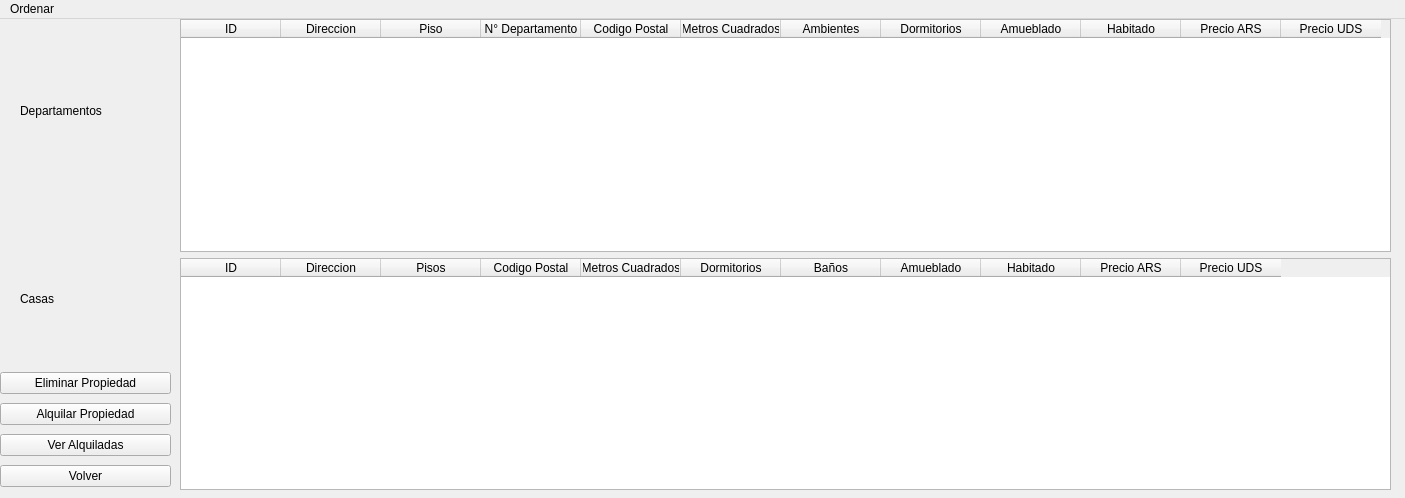
MateMar04/TP-Qt, file Lista.ui: the form before one commit.
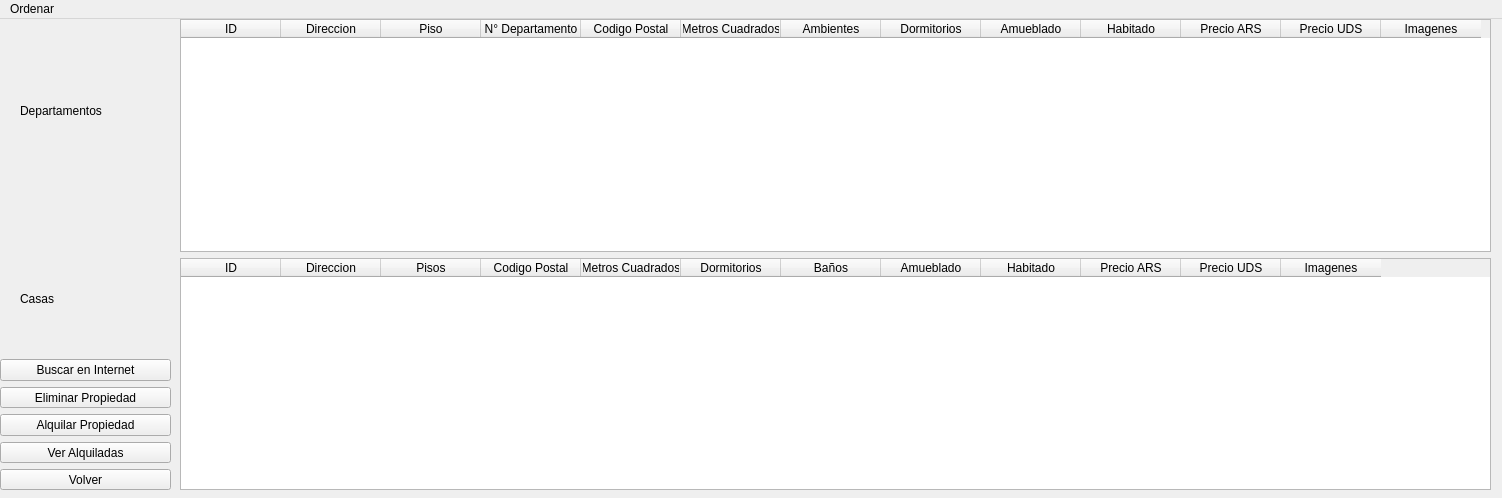
The form after the commit.

Commit message: Agregue botones de buscar en internet

Patch:
```diff
--- a/Lista.ui
+++ b/Lista.ui
@@ -6,19 +6,19 @@
    <rect>
     <x>0</x>
     <y>0</y>
-    <width>1405</width>
+    <width>1502</width>
     <height>498</height>
    </rect>
   </property>
   <property name="minimumSize">
    <size>
-    <width>1405</width>
+    <width>1502</width>
     <height>498</height>
    </size>
   </property>
   <property name="maximumSize">
    <size>
-    <width>1405</width>
+    <width>1502</width>
     <height>498</height>
    </size>
   </property>
@@ -31,7 +31,7 @@
      <rect>
       <x>180</x>
       <y>0</y>
-      <width>1211</width>
+      <width>1311</width>
       <height>471</height>
      </rect>
     </property>
@@ -98,6 +98,11 @@
          <string>Precio UDS</string>
         </property>
        </column>
+       <column>
+        <property name="text">
+         <string>Imagenes</string>
+        </property>
+       </column>
       </widget>
      </item>
      <item>
@@ -157,6 +162,11 @@
          <string>Precio UDS</string>
         </property>
        </column>
+       <column>
+        <property name="text">
+         <string>Imagenes</string>
+        </property>
+       </column>
       </widget>
      </item>
     </layout>
@@ -191,12 +201,19 @@
     <property name="geometry">
      <rect>
       <x>0</x>
-      <y>350</y>
+      <y>340</y>
       <width>171</width>
-      <height>121</height>
+      <height>131</height>
      </rect>
     </property>
     <layout class="QVBoxLayout" name="verticalLayout_3">
+     <item>
+      <widget class="QPushButton" name="pushButton_4">
+       <property name="text">
+        <string>Buscar en Internet</string>
+       </property>
+      </widget>
+     </item>
      <item>
       <widget class="QPushButton" name="pushButton_2">
        <property name="text">
@@ -233,7 +250,7 @@
     <rect>
      <x>0</x>
      <y>0</y>
-     <width>1405</width>
+     <width>1502</width>
      <height>22</height>
     </rect>
    </property>
```
Left out of the diff: 29 changed lines with no effect on the pictures. The commit also changes 9 other files.
